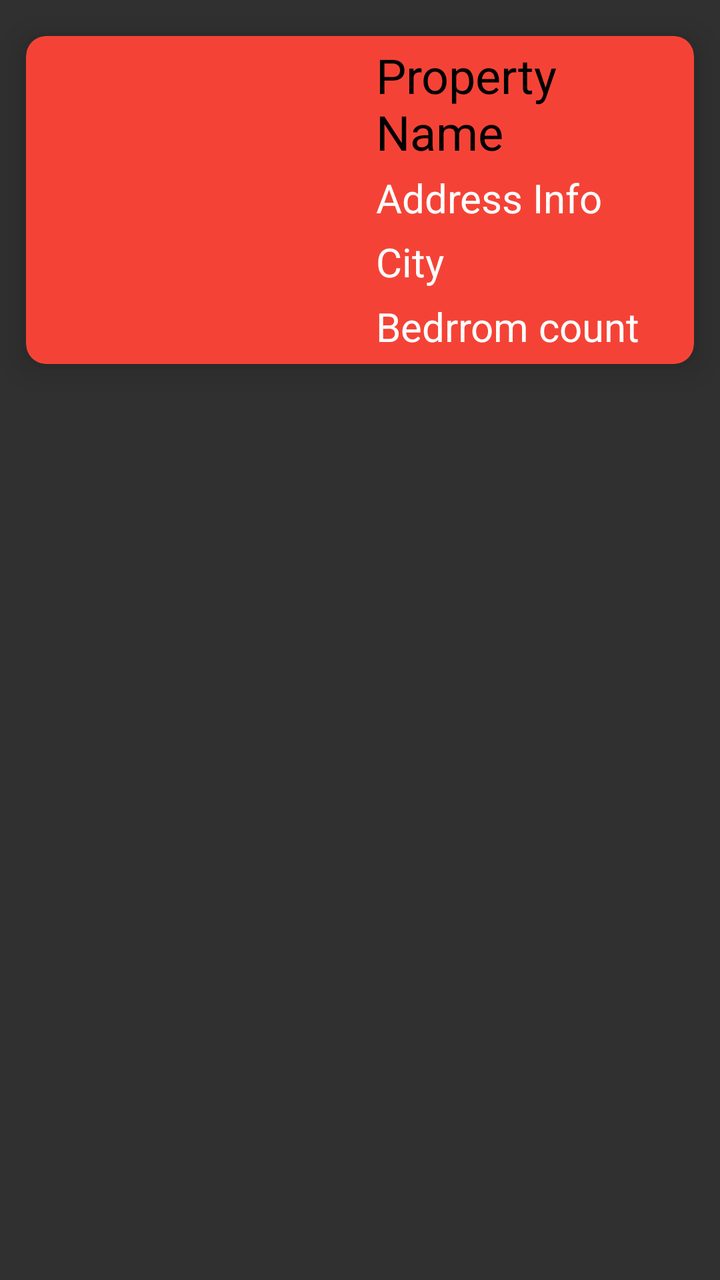
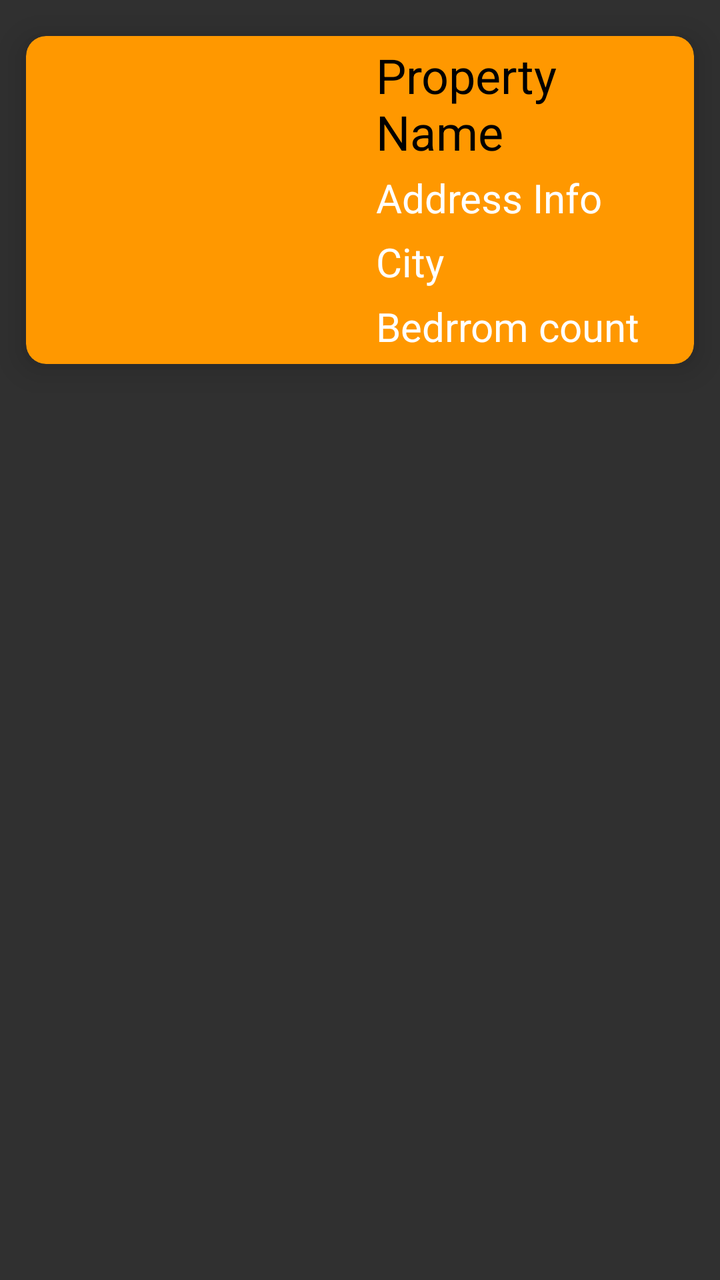

Before-and-after screenshots of an Android layout around one commit, followed by the original layout XML and the change that was made.
<!-- AndroidManifest.xml: application theme Theme.AppCompat.NoActionBar -->
<!-- res/layout/cardviewlayout.xml -->
<?xml version="1.0" encoding="utf-8"?>
<LinearLayout xmlns:android="http://schemas.android.com/apk/res/android"
    xmlns:app ="http://schemas.android.com/apk/res-auto"
    android:layout_width="match_parent"
    android:layout_height="wrap_content"
    android:orientation="vertical">
    <androidx.cardview.widget.CardView
        android:id="@+id/mycardview"
        app:cardCornerRadius ="10dp"
        app:cardElevation ="10dp"
        app:cardBackgroundColor="@color/colorPrimary"
        app:cardUseCompatPadding ="true"
        android:layout_width ="match_parent"
        android:layout_height ="200dp">
        <LinearLayout
            android:layout_width="match_parent"
            android:layout_height="match_parent"
            android:orientation="horizontal">
            <ImageView
                android:id="@+id/cardview_image"
                android:layout_marginLeft="20dp"
                android:layout_width="142dp"
                android:layout_height="153dp"
                android:layout_gravity="center" />
            <LinearLayout
                android:layout_width="wrap_content"
                android:layout_height="match_parent"
                android:layout_marginLeft="3dp"
                android:layout_weight="3"
                android:orientation="vertical">
                <TextView
                    android:id="@+id/homename"
                    android:layout_width="match_parent"
                    android:layout_height="wrap_content"
                    android:layout_weight="1"
                    android:text="Property Name"
                    android:layout_marginLeft="10dp"
                    android:gravity="center_vertical"
                    android:textColor="@android:color/background_dark"
                    android:textSize="24dp" />

                <TextView
                    android:id="@+id/addessInfo"
                    android:layout_width="match_parent"
                    android:layout_height="wrap_content"
                    android:layout_marginLeft="10dp"
                    android:layout_weight="0.76"
                    android:text="Address Info"
                    android:textColor="@android:color/white"
                    android:textSize="20dp" />
                <TextView
                    android:id="@+id/addessInfo2"
                    android:layout_width="match_parent"
                    android:layout_height="wrap_content"
                    android:layout_marginLeft="10dp"
                    android:layout_weight="0.76"
                    android:text="City"
                    android:textColor="@android:color/white"
                    android:textSize="20dp" />
                <TextView
                    android:id="@+id/bedroomcount"
                    android:layout_width="match_parent"
                    android:layout_height="wrap_content"
                    android:layout_marginLeft="10dp"
                    android:layout_weight="0.76"
                    android:text="Bedrrom count"
                    android:textColor="@android:color/white"
                    android:textSize="20dp" />

            </LinearLayout>

        </LinearLayout>
    </androidx.cardview.widget.CardView>


</LinearLayout>
<!-- resources referenced by this layout -->
<resources>
  <color name="colorPrimary">#F44336</color>
</resources>

<!-- the commit's change to res/layout/cardviewlayout.xml (unified diff, before → after) -->
@@ -4,38 +4,43 @@
     android:layout_width="match_parent"
     android:layout_height="wrap_content"
     android:orientation="vertical">
+
     <androidx.cardview.widget.CardView
         android:id="@+id/mycardview"
-        app:cardCornerRadius ="10dp"
-        app:cardElevation ="10dp"
-        app:cardBackgroundColor="@color/colorPrimary"
-        app:cardUseCompatPadding ="true"
-        android:layout_width ="match_parent"
-        android:layout_height ="200dp">
+        android:layout_width="match_parent"
+        android:layout_height="200dp"
+        app:cardBackgroundColor="#FF9800"
+        app:cardCornerRadius="10dp"
+        app:cardElevation="10dp"
+        app:cardUseCompatPadding="true">
+
         <LinearLayout
             android:layout_width="match_parent"
             android:layout_height="match_parent"
             android:orientation="horizontal">
+
             <ImageView
                 android:id="@+id/cardview_image"
-                android:layout_marginLeft="20dp"
                 android:layout_width="142dp"
                 android:layout_height="153dp"
-                android:layout_gravity="center" />
+                android:layout_gravity="center"
+                android:layout_marginLeft="20dp" />
+
             <LinearLayout
                 android:layout_width="wrap_content"
                 android:layout_height="match_parent"
                 android:layout_marginLeft="3dp"
                 android:layout_weight="3"
                 android:orientation="vertical">
+
                 <TextView
                     android:id="@+id/homename"
                     android:layout_width="match_parent"
                     android:layout_height="wrap_content"
+                    android:layout_marginLeft="10dp"
                     android:layout_weight="1"
+                    android:gravity="center_vertical"
                     android:text="Property Name"
-                    android:layout_marginLeft="10dp"
-                    android:gravity="center_vertical"
                     android:textColor="@android:color/background_dark"
                     android:textSize="24dp" />
 
@@ -48,6 +53,7 @@
                     android:text="Address Info"
                     android:textColor="@android:color/white"
                     android:textSize="20dp" />
+
                 <TextView
                     android:id="@+id/addessInfo2"
                     android:layout_width="match_parent"
@@ -57,6 +63,7 @@
                     android:text="City"
                     android:textColor="@android:color/white"
                     android:textSize="20dp" />
+
                 <TextView
                     android:id="@+id/bedroomcount"
                     android:layout_width="match_parent"
<!-- resource entries referenced after the edit -->
@@ -1,5 +1,5 @@
 <!-- resources referenced by this layout -->
 <resources>
-  <color name="colorPrimary">#F44336</color>
+
 </resources>
 
